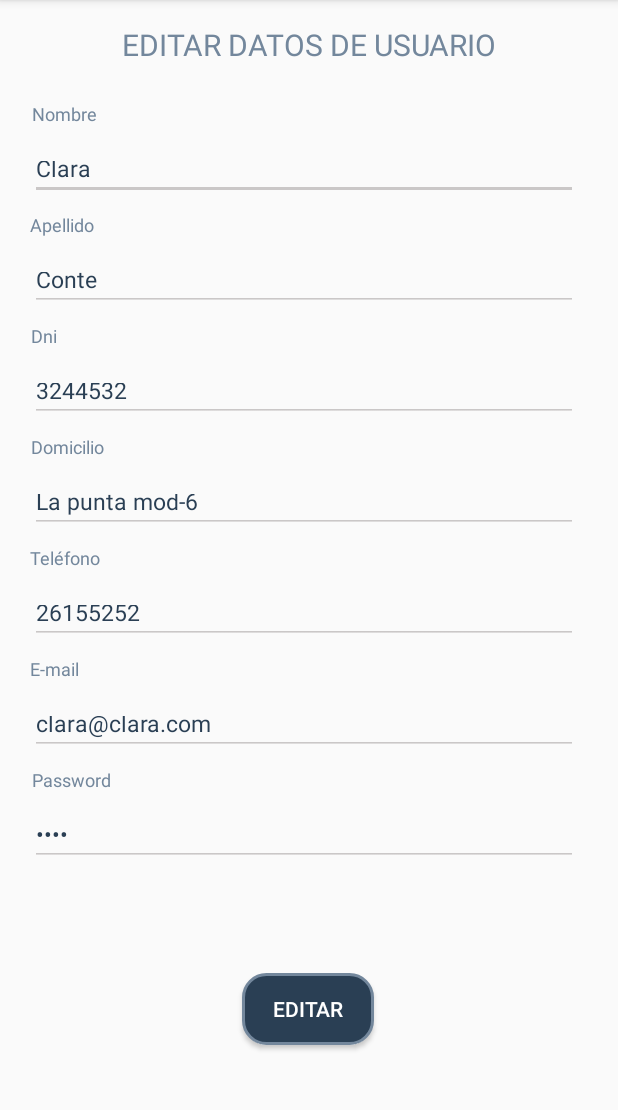
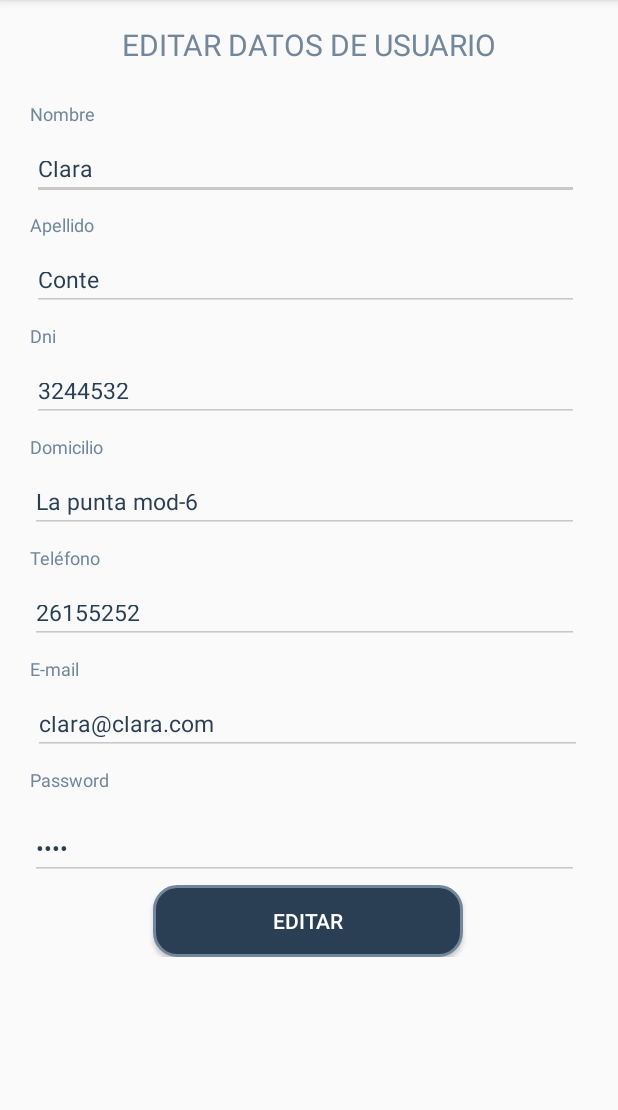
Before and after one commit to ClaraConte/Inmobiliaria, an Android app: the fragment PropietarioFragment shown on its own in the app's theme, on a phone screen of 412 x 824 dp, the part 84-1194 px from its top. Run offline under Robolectric (Android 15) with nearby library versions, the phone set to English and light mode, and no system bars.

Commit message:
Edite vista Mi perfil , fragment propietario

```diff
--- a/app/src/main/res/layout/fragment_propietario.xml
+++ b/app/src/main/res/layout/fragment_propietario.xml
@@ -1,7 +1,9 @@
 <?xml version="1.0" encoding="utf-8"?>
-<androidx.constraintlayout.widget.ConstraintLayout xmlns:android="http://schemas.android.com/apk/res/android"
-    xmlns:app="http://schemas.android.com/apk/res-auto"
-    xmlns:tools="http://schemas.android.com/tools"
+<ScrollView xmlns:android="http://schemas.android.com/apk/res/android"
+    android:layout_width="fill_parent"
+    android:layout_height="fill_parent">
+
+<RelativeLayout
     android:layout_width="match_parent"
     android:layout_height="match_parent">
 
@@ -12,236 +14,231 @@
         android:layout_marginStart="8dp"
         android:layout_marginTop="16dp"
         android:layout_marginEnd="8dp"
+        android:text="@string/propietario_edit"
         android:textAlignment="center"
-        android:textSize="20sp"
         android:textColor="@color/colorPrimaryDark"
-        android:text="@string/propietario_edit"
-        app:layout_constraintEnd_toEndOf="parent"
-        app:layout_constraintHorizontal_bias="0.0"
-        app:layout_constraintStart_toStartOf="parent"
-        app:layout_constraintTop_toTopOf="parent" />
+        android:textSize="20sp" />
 
     <TextView
         android:id="@+id/textName"
         android:layout_width="350dp"
         android:layout_height="30dp"
+        android:layout_below="@+id/text_propietario"
+        android:layout_alignParentStart="true"
+        android:layout_alignParentEnd="true"
         android:layout_marginStart="20dp"
         android:layout_marginTop="24dp"
-        android:layout_marginEnd="20dp"
+        android:layout_marginEnd="41dp"
         android:text="Nombre"
         android:textColor="@color/colorPrimaryDark"
-        android:textSize="12dp"
-        app:layout_constraintEnd_toEndOf="parent"
-        app:layout_constraintHorizontal_bias="0.047"
-        app:layout_constraintStart_toStartOf="parent"
-        app:layout_constraintTop_toBottomOf="@+id/text_propietario" />
+        android:textSize="12dp" />
 
     <EditText
         android:id="@+id/name"
         android:layout_width="365dp"
         android:layout_height="36dp"
-        android:layout_marginStart="20dp"
-        android:layout_marginEnd="20dp"
+        android:layout_below="@+id/textName"
+        android:layout_alignParentStart="true"
+        android:layout_alignParentEnd="true"
+        android:layout_marginStart="21dp"
+        android:layout_marginEnd="26dp"
+        android:backgroundTint="#CAC7C7"
         android:ems="10"
-        android:textSize="15dp"
+        android:inputType="textPersonName"
         android:textColor="@color/colorPrimary"
-        android:backgroundTint="#CAC7C7"
-        android:inputType="textPersonName"
-        app:layout_constraintEnd_toEndOf="parent"
-        app:layout_constraintHorizontal_bias="0.0"
-        app:layout_constraintStart_toStartOf="parent"
-        app:layout_constraintTop_toBottomOf="@+id/textName" />
+        android:textSize="15dp" />
 
     <TextView
         android:id="@+id/textLastName"
         android:layout_width="380dp"
         android:layout_height="30dp"
+        android:layout_below="@+id/name"
+        android:layout_alignParentStart="true"
+        android:layout_alignParentEnd="true"
         android:layout_marginStart="20dp"
         android:layout_marginTop="8dp"
         android:layout_marginEnd="20dp"
         android:text="Apellido"
         android:textColor="@color/colorPrimaryDark"
-        android:textSize="12dp"
-        app:layout_constraintEnd_toEndOf="parent"
-        app:layout_constraintHorizontal_bias="0.0"
-        app:layout_constraintStart_toStartOf="parent"
-        app:layout_constraintTop_toBottomOf="@+id/name" />
+        android:textSize="12dp" />
 
     <EditText
         android:id="@+id/last_name"
         android:layout_width="365dp"
         android:layout_height="36dp"
-        android:layout_marginStart="20dp"
-        android:layout_marginEnd="20dp"
+        android:layout_below="@+id/textLastName"
+        android:layout_alignParentStart="true"
+        android:layout_alignParentEnd="true"
+        android:layout_marginStart="21dp"
+        android:layout_marginEnd="26dp"
+        android:backgroundTint="#CAC7C7"
         android:ems="10"
-        android:textSize="15dp"
+        android:inputType="textPersonName"
         android:textColor="@color/colorPrimary"
-        android:backgroundTint="#CAC7C7"
-        android:inputType="textPersonName"
-        app:layout_constraintEnd_toEndOf="parent"
-        app:layout_constraintHorizontal_bias="0.0"
-        app:layout_constraintStart_toStartOf="parent"
-        app:layout_constraintTop_toBottomOf="@+id/textLastName" />
+        android:textSize="15dp" />
 
     <TextView
         android:id="@+id/textDni"
         android:layout_width="350dp"
         android:layout_height="30dp"
+        android:layout_below="@+id/last_name"
+        android:layout_alignParentStart="true"
+        android:layout_alignParentEnd="true"
         android:layout_marginStart="20dp"
         android:layout_marginTop="8dp"
-        android:layout_marginEnd="20dp"
+        android:layout_marginEnd="41dp"
         android:text="Dni"
         android:textColor="@color/colorPrimaryDark"
-        android:textSize="12dp"
-        app:layout_constraintEnd_toEndOf="parent"
-        app:layout_constraintHorizontal_bias="0.028"
-        app:layout_constraintStart_toStartOf="parent"
-        app:layout_constraintTop_toBottomOf="@+id/last_name" />
+        android:textSize="12dp" />
 
     <EditText
         android:id="@+id/editDni"
         android:layout_width="365dp"
         android:layout_height="36dp"
-        android:layout_marginStart="20dp"
+        android:layout_below="@+id/textDni"
+        android:layout_alignParentStart="true"
+        android:layout_alignParentEnd="true"
+        android:layout_marginStart="21dp"
+        android:layout_marginEnd="26dp"
+        android:backgroundTint="#CAC7C7"
         android:ems="10"
-        android:textSize="15dp"
+        android:inputType="textPersonName"
         android:textColor="@color/colorPrimary"
-        android:backgroundTint="#CAC7C7"
-        android:inputType="textPersonName"
-        app:layout_constraintEnd_toEndOf="parent"
-        app:layout_constraintHorizontal_bias="0.0"
-        app:layout_constraintStart_toStartOf="parent"
-        app:layout_constraintTop_toBottomOf="@+id/textDni" />
+        android:textSize="15dp" />
 
     <TextView
         android:id="@+id/textAddress"
         android:layout_width="350dp"
         android:layout_height="30dp"
+        android:layout_below="@+id/editDni"
+        android:layout_alignParentStart="true"
+        android:layout_alignParentEnd="true"
         android:layout_marginStart="20dp"
         android:layout_marginTop="8dp"
-        android:layout_marginEnd="20dp"
+        android:layout_marginEnd="41dp"
         android:text="Domicilio"
         android:textColor="@color/colorPrimaryDark"
-        android:textSize="12dp"
-        app:layout_constraintEnd_toEndOf="parent"
-        app:layout_constraintHorizontal_bias="0.028"
-        app:layout_constraintStart_toStartOf="parent"
-        app:layout_constraintTop_toBottomOf="@+id/editDni" />
+        android:textSize="12dp" />
 
     <EditText
         android:id="@+id/editAddress"
         android:layout_width="365dp"
         android:layout_height="36dp"
+        android:layout_below="@+id/textAddress"
+        android:layout_alignParentStart="true"
+        android:layout_alignParentEnd="true"
         android:layout_marginStart="20dp"
+        android:layout_marginEnd="26dp"
+        android:backgroundTint="#CAC7C7"
         android:ems="10"
-        android:textSize="15dp"
+        android:inputType="textPersonName"
         android:textColor="@color/colorPrimary"
-        android:backgroundTint="#CAC7C7"
-        android:inputType="textPersonName"
-        app:layout_constraintEnd_toEndOf="parent"
-        app:layout_constraintHorizontal_bias="0.0"
-        app:layout_constraintStart_toStartOf="parent"
-        app:layout_constraintTop_toBottomOf="@+id/textAddress" />
+        android:textSize="15dp" />
 
     <TextView
         android:id="@+id/textTel"
         android:layout_width="350dp"
         android:layout_height="30dp"
+        android:layout_below="@+id/editAddress"
+        android:layout_alignParentStart="true"
+        android:layout_alignParentEnd="true"
         android:layout_marginStart="20dp"
         android:layout_marginTop="8dp"
-        android:layout_marginEnd="20dp"
+        android:layout_marginEnd="41dp"
         android:text="Teléfono"
         android:textColor="@color/colorPrimaryDark"
-        android:textSize="12dp"
-        app:layout_constraintEnd_toEndOf="parent"
-        app:layout_constraintHorizontal_bias="0.0"
-        app:layout_constraintStart_toStartOf="parent"
-        app:layout_constraintTop_toBottomOf="@+id/editAddress" />
+        android:textSize="12dp" />
 
     <EditText
         android:id="@+id/editTel"
         android:layout_width="365dp"
         android:layout_height="36dp"
+        android:layout_below="@+id/textTel"
+        android:layout_alignParentStart="true"
+        android:layout_alignParentEnd="true"
         android:layout_marginStart="20dp"
+        android:layout_marginEnd="26dp"
+        android:backgroundTint="#CAC7C7"
         android:ems="10"
-        android:textSize="15dp"
+        android:inputType="textPersonName"
         android:textColor="@color/colorPrimary"
-        android:backgroundTint="#CAC7C7"
-        android:inputType="textPersonName"
-        app:layout_constraintStart_toStartOf="parent"
-        app:layout_constraintTop_toBottomOf="@+id/textTel" />
+        android:textSize="15dp" />
 
     <TextView
         android:id="@+id/texEmail"
         android:layout_width="350dp"
         android:layout_height="30dp"
+        android:layout_below="@+id/editTel"
+        android:layout_alignParentStart="true"
+        android:layout_alignParentEnd="true"
         android:layout_marginStart="20dp"
         android:layout_marginTop="8dp"
-        android:layout_marginEnd="20dp"
+        android:layout_marginEnd="41dp"
         android:text="E-mail"
         android:textColor="@color/colorPrimaryDark"
-        android:textSize="12dp"
-        app:layout_constraintEnd_toEndOf="parent"
-        app:layout_constraintHorizontal_bias="0.0"
-        app:layout_constraintStart_toStartOf="parent"
-        app:layout_constraintTop_toBottomOf="@+id/editTel" />
+        android:textSize="12dp" />
+
 
     <EditText
         android:id="@+id/editEmail"
         android:layout_width="365dp"
         android:layout_height="36dp"
-        android:layout_marginStart="20dp"
+        android:layout_below="@+id/texEmail"
+        android:layout_alignParentStart="true"
+        android:layout_alignParentEnd="true"
+        android:layout_marginStart="22dp"
+        android:layout_marginTop="0dp"
+        android:layout_marginEnd="24dp"
+        android:backgroundTint="#CAC7C7"
         android:ems="10"
-        android:textSize="15dp"
+        android:inputType="textPersonName"
         android:textColor="@color/colorPrimary"
-        android:backgroundTint="#CAC7C7"
-        android:inputType="textPersonName"
-        app:layout_constraintStart_toStartOf="parent"
-        app:layout_constraintTop_toBottomOf="@+id/texEmail" />
+        android:textSize="15dp" />
 
     <TextView
         android:id="@+id/textPass"
         android:layout_width="350dp"
         android:layout_height="30dp"
+        android:layout_below="@+id/editEmail"
+        android:layout_alignParentStart="true"
+        android:layout_alignParentEnd="true"
         android:layout_marginStart="20dp"
         android:layout_marginTop="8dp"
-        android:layout_marginEnd="20dp"
+        android:layout_marginEnd="41dp"
         android:text="Password"
         android:textColor="@color/colorPrimaryDark"
-        android:textSize="12dp"
-        app:layout_constraintEnd_toEndOf="parent"
-        app:layout_constraintHorizontal_bias="0.047"
-        app:layout_constraintStart_toStartOf="parent"
-        app:layout_constraintTop_toBottomOf="@+id/editEmail" />
-
+        android:textSize="12dp" />
 
     <EditText
         android:id="@+id/edit_pass"
         android:layout_width="365dp"
         android:layout_height="36dp"
+        android:layout_below="@+id/textPass"
+        android:layout_alignParentStart="true"
+        android:layout_alignParentEnd="true"
         android:layout_marginStart="20dp"
+        android:layout_marginTop="9dp"
+        android:layout_marginEnd="26dp"
+        android:backgroundTint="#CAC7C7"
         android:ems="10"
-        android:textSize="15dp"
+        android:inputType="textPassword"
         android:textColor="@color/colorPrimary"
-        android:backgroundTint="#CAC7C7"
-        android:inputType="textPassword"
-        app:layout_constraintEnd_toEndOf="parent"
-        app:layout_constraintHorizontal_bias="0.0"
-        app:layout_constraintStart_toStartOf="parent"
-        app:layout_constraintTop_toBottomOf="@+id/textPass" />
+        android:textSize="15dp" />
 
     <Button
         android:id="@+id/btn_edit"
-        android:layout_width="wrap_content"
+        android:layout_width="206dp"
         android:layout_height="wrap_content"
+        android:layout_below="@+id/edit_pass"
+        android:layout_alignParentStart="true"
+        android:layout_alignParentEnd="true"
+        android:layout_marginStart="102dp"
+        android:layout_marginTop="3dp"
+        android:layout_marginEnd="103dp"
         android:background="@drawable/button_blue"
         android:text="EDITAR"
-        android:textColor="#ffffff"
-        app:layout_constraintBottom_toBottomOf="parent"
-        app:layout_constraintEnd_toEndOf="parent"
-        app:layout_constraintHorizontal_bias="0.497"
-        app:layout_constraintStart_toStartOf="parent"
-        app:layout_constraintTop_toBottomOf="@+id/edit_pass" />
+        android:textColor="#ffffff" />
 
 
-</androidx.constraintlayout.widget.ConstraintLayout>
+</RelativeLayout>
+</ScrollView>
```
